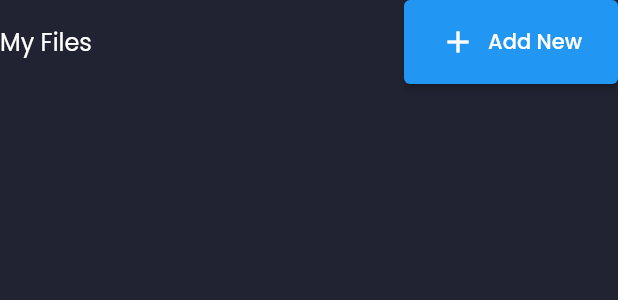
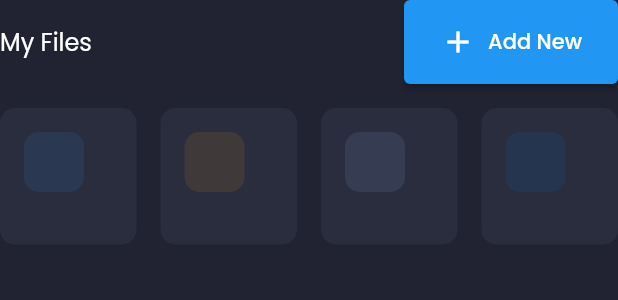
Before and after one commit to Thor-poderoso/fluttersistema, a Flutter app: the MyFiels widget shown alone on an empty page, opened directly, on a phone screen of 412 x 824 dp. Shown: the top 300 px of the screen. Run offline on Flutter 3.47's test engine with Material 2 defaults, Android fonts, the phone set to English and light mode, and no system bars; our stand-ins replace fl_chart, flutter_svg, google_fonts.

Commit message:
arruma fiels

```diff
--- a/sistema/lib/models/MyFiles.dart
+++ b/sistema/lib/models/MyFiles.dart
@@ -0,0 +1,53 @@
+import 'package:flutter/material.dart';
+import 'package:sistema/constants.dart';
+
+
+class CloudStorageInfo {
+  final String? svgSrc, title, totalStorage;
+  final int? numOfFiles, percentage;
+  final Color? color;
+
+  CloudStorageInfo({
+    this.svgSrc,
+    this.title,
+    this.totalStorage,
+    this.numOfFiles,
+    this.percentage,
+    this.color,
+  });
+}
+
+List demoMyFiles = [
+  CloudStorageInfo(
+    title: "Documents",
+    numOfFiles: 1328,
+    svgSrc: "assets/icons/Documents.svg",
+    totalStorage: "1.9GB",
+    color: primaryColor,
+    percentage: 35,
+  ),
+  CloudStorageInfo(
+    title: "Google Drive",
+    numOfFiles: 1328,
+    svgSrc: "assets/icons/google_drive.svg",
+    totalStorage: "2.9GB",
+    color: const Color(0xFFFFA113),
+    percentage: 35,
+  ),
+  CloudStorageInfo(
+    title: "One Drive",
+    numOfFiles: 1328,
+    svgSrc: "assets/icons/one_drive.svg",
+    totalStorage: "1GB",
+    color: const Color(0xFFA4CDFF),
+    percentage: 10,
+  ),
+  CloudStorageInfo(
+    title: "Documents",
+    numOfFiles: 5328,
+    svgSrc: "assets/icons/drop_box.svg",
+    totalStorage: "7.3GB",
+    color: const Color(0xFF007EE5),
+    percentage: 78,
+  ),
+];
--- a/sistema/lib/screens/dashboard/components/my_fiels.dart
+++ b/sistema/lib/screens/dashboard/components/my_fiels.dart
@@ -1,4 +1,5 @@
 import 'package:flutter/material.dart';
+import 'package:sistema/models/MyFiles.dart';
 
 import '../../../constants.dart';
 
@@ -13,13 +14,15 @@
       children: [
         Row(
           mainAxisAlignment: MainAxisAlignment.spaceBetween,
-            children: [Text("My Files",
+          children: [
+            Text(
+              "My Files",
               style: Theme.of(context).textTheme.titleMedium,
             ),
             ElevatedButton.icon(
-                style: TextButton.styleFrom(padding: const EdgeInsets.symmetric(
-                  horizontal: defaultPadding * 1.5,
-                  vertical: defaultPadding),
+              style: TextButton.styleFrom(
+                padding: const EdgeInsets.symmetric(
+                    horizontal: defaultPadding * 1.5, vertical: defaultPadding),
               ),
               onPressed: () {},
               icon: const Icon(Icons.add),
@@ -27,22 +30,51 @@
             ),
           ],
         ),
-           const SizedBox(height: defaultPadding,)  ,
+        const SizedBox(
+          height: defaultPadding,
+        ),
         GridView.builder(
           shrinkWrap: true,
-                itemCount: demoMyFiels.length,
+          itemCount: demoMyFiles.length,
           gridDelegate: const SliverGridDelegateWithFixedCrossAxisCount(
-                  crossAxisCount: 4,
-                  crossAxisSpacing: defaultPadding),
-              itemBuilder: (context, index) => Container(
-                decoration: const BoxDecoration(
-                  color: secondaryColor,
-                  borderRadius: BorderRadius.all(Radius.circular(10)
-              ),
-            ),
-          ),
+              crossAxisCount: 4, crossAxisSpacing: defaultPadding),
+          itemBuilder: (context, index) =>
+          FileInfoCard(info: demoMyFiles[index]),
         ),
       ],
     );
   }
 }
+
+class FileInfoCard extends StatelessWidget {
+  const FileInfoCard({
+    super.key,
+    required this.info,
+  });
+
+  final CloudStorageInfo info;
+
+  @override
+  Widget build(BuildContext context) {
+    return Container(
+      padding: const EdgeInsets.all(defaultPadding),
+      decoration: const BoxDecoration(
+        color: secondaryColor,
+        borderRadius: BorderRadius.all(Radius.circular(10)),
+      ),
+      child: Column(children: [
+        Row(
+          children: [
+            Container(
+              height: 40,
+              width: 40,
+              decoration: BoxDecoration(
+                  color: info.color?.withOpacity(0.1),
+                  borderRadius: const BorderRadius.all(Radius.circular(10))),
+            ),
+          ],
+        )
+      ]),
+    );
+  }
+}
--- a/sistema/pubspec.yaml
+++ b/sistema/pubspec.yaml
@@ -39,6 +39,7 @@
   # Use with the CupertinoIcons class for iOS style icons.
   cupertino_icons: ^1.0.2
   google_fonts: ^4.0.3
+  admin: ^0.0.4
 
 dev_dependencies:
   flutter_test:
```
Also changed, not shown: sistema/lib/controllers/MenuController.dart (+13 -0 lines), sistema/lib/models/RecenFile.dart (+50 -0 lines), sistema/pubspec.lock. Lines whose indentation alone changed are shown as unchanged.
